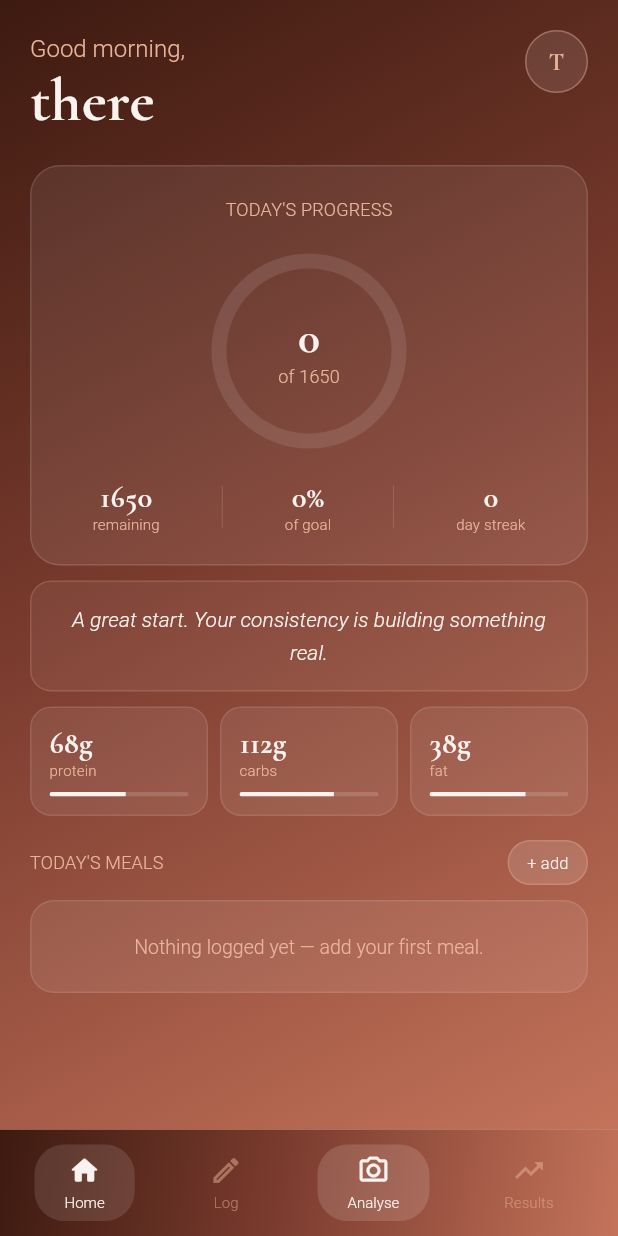
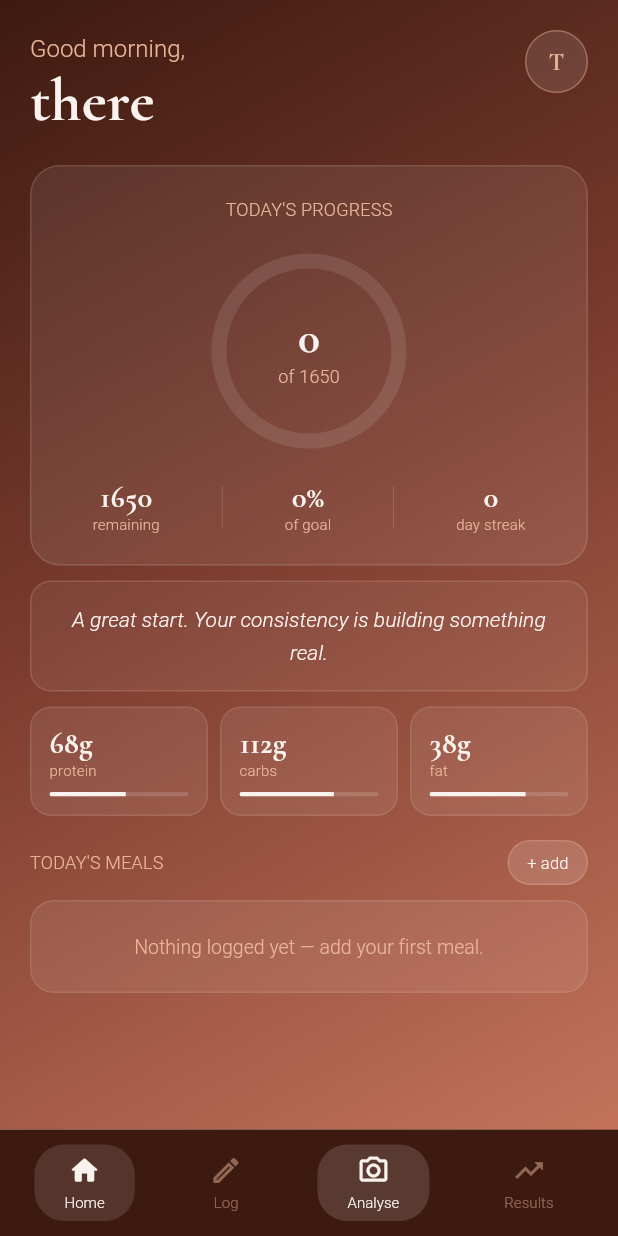
Before and after one commit to elaarra/elaarra-calorie-tracker-app, a Flutter app: the MainShell screen opened directly, on a phone screen of 412 x 824 dp. Run offline on Flutter 3.47's test engine with Material 3 defaults, Android fonts, the phone set to English and light mode, and no system bars; our stand-ins replace cloud_firestore, firebase_auth, firebase_core, flutter_dotenv, google_sign_in, image_picker and 1 more; accounts and stored records are empty; Roboto replaces fonts that are missing (NeueMontreal).

Commit message:
Update main_shell.dart

```diff
--- a/lib/screens/main_shell.dart
+++ b/lib/screens/main_shell.dart
@@ -26,7 +26,6 @@ class _MainShellState extends State<MainShell> {
   @override
   Widget build(BuildContext context) {
     SystemChrome.setSystemUIOverlayStyle(SystemUiOverlayStyle.light);
-
     return Scaffold(
       backgroundColor: AppColors.darkBrown,
       body: IndexedStack(
@@ -40,7 +39,7 @@ class _MainShellState extends State<MainShell> {
   Widget _buildNavBar() {
     return Container(
       decoration: const BoxDecoration(
-        gradient: AppGradient.background,
+        color: AppColors.darkBrown,
         border: Border(
           top: BorderSide(color: AppColors.blush, width: 0.3),
         ),
```
